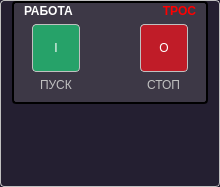
Old version of the form ui/widgets/GearFQ.ui in the repository vlinnik/TREPEL-250817.
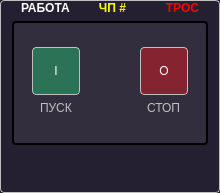
New version of the form. Icons and pictures are not drawn.

The edit to the form file:
```diff
--- a/ui/widgets/GearFQ.ui
+++ b/ui/widgets/GearFQ.ui
@@ -7,7 +7,7 @@
     <x>0</x>
     <y>0</y>
     <width>220</width>
-    <height>187</height>
+    <height>193</height>
    </rect>
   </property>
   <property name="windowTitle">
@@ -21,9 +21,12 @@
 	border: 1px solid silver;
 	border-radius: 4px;
 	font-weight: bold;
-	font-size: 15pt;
 	padding-top: 1em;
 }
+QGroupBox:flat
+{
+	background-color: rgb(23, 64, 25);
+}
 QGroupBox::title
 {
 	subcontrol-origin: padding;
@@ -33,14 +36,14 @@
 {
 	border: 2px solid black;
 	border-radius: 4px;
-	background-color: rgb(61, 56, 70);
+	background-color: rgba(61, 56, 70,150);
 }
 #start
 {
 	border: 1px solid silver;
 	border-radius: 4px;
 	color: white;
-	background-color: rgb(38, 162, 105);
+	background-color: rgba(38, 162, 105,150);
 	padding: 4px;
 }
 #stop
@@ -48,7 +51,7 @@
 	border: 1px solid silver;
 	border-radius: 4px;
 	color: white;
-	background-color: rgb(192, 28, 40);
+	background-color: rgba(192, 28, 40,150);
 	padding: 4px;
 }
 #start:disabled,#stop:disabled
@@ -97,21 +100,6 @@
     <number>0</number>
    </property>
    <item>
-    <widget class="QWidget" name="panel" native="true">
-     <layout class="QGridLayout" name="gridLayout">
-      <property name="leftMargin">
-       <number>3</number>
-      </property>
-      <property name="topMargin">
-       <number>3</number>
-      </property>
-      <property name="rightMargin">
-       <number>3</number>
-      </property>
-      <property name="bottomMargin">
-       <number>3</number>
-      </property>
-      <item row="0" column="0" colspan="2">
        <widget class="QWidget" name="statusRow" native="true">
         <property name="sizePolicy">
          <sizepolicy hsizetype="Preferred" vsizetype="Fixed">
@@ -149,6 +137,24 @@
         </layout>
        </widget>
       </item>
+   <item>
+    <widget class="QWidget" name="panel" native="true">
+     <property name="sizePolicy">
+      <sizepolicy hsizetype="Preferred" vsizetype="Expanding">
+       <horstretch>0</horstretch>
+       <verstretch>0</verstretch>
+      </sizepolicy>
+     </property>
+     <layout class="QGridLayout" name="gridLayout">
+      <property name="leftMargin">
+       <number>3</number>
+      </property>
+      <property name="rightMargin">
+       <number>3</number>
+      </property>
+      <property name="bottomMargin">
+       <number>3</number>
+      </property>
       <item row="1" column="0" colspan="2" alignment="Qt::AlignHCenter">
        <widget class="QWidget" name="controls" native="true">
         <layout class="QHBoxLayout" name="horizontalLayout_2">
@@ -158,7 +164,7 @@
          <property name="topMargin">
           <number>0</number>
          </property>
-         <item>
+         <item alignment="Qt::AlignVCenter">
           <widget class="QWidget" name="startPlace" native="true">
            <layout class="QVBoxLayout" name="verticalLayout">
             <property name="leftMargin">
@@ -215,7 +221,7 @@
            </property>
           </spacer>
          </item>
-         <item>
+         <item alignment="Qt::AlignVCenter">
           <widget class="QWidget" name="stopPlace" native="true">
            <layout class="QVBoxLayout" name="verticalLayout_2">
             <property name="leftMargin">
@@ -265,7 +271,7 @@
      </layout>
     </widget>
    </item>
-   <item>
+   <item alignment="Qt::AlignBottom">
     <widget class="QWidget" name="statusBar" native="true">
      <property name="enabled">
       <bool>true</bool>
```
Left out of the diff: 8 changed lines with no effect on the pictures. Lines whose indentation alone changed are shown as unchanged.
